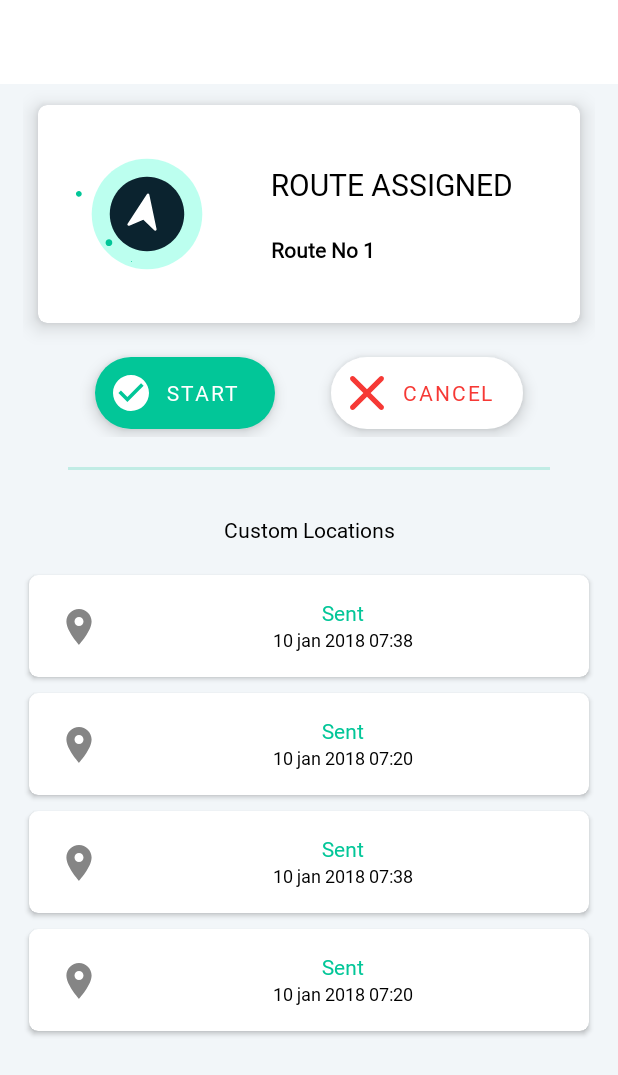
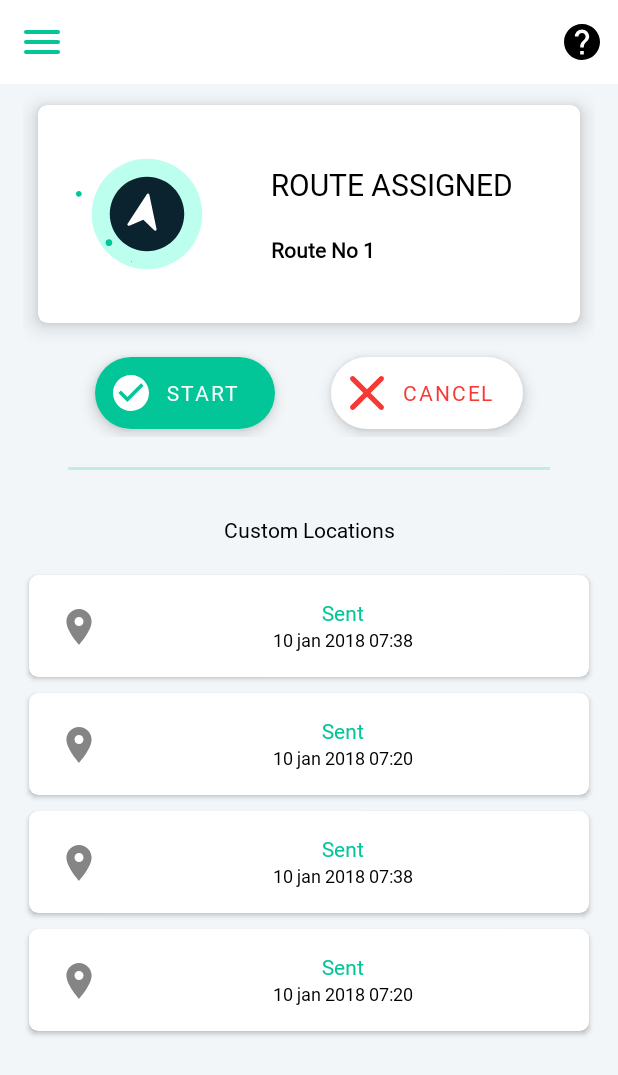
Before and after one commit to inomag/Poriskar, an Android app: the HomeActivity screen opened directly, with no data from a screen before it, on a phone screen of 412 x 824 dp. Shown: the top 1075 px of the screen. Run offline under Robolectric (Android 15) with nearby library versions, the phone set to English and light mode, and no system bars.

```diff
--- a/Moderator/app/src/main/java/com/example/moderator/HomeActivity.java
+++ b/Moderator/app/src/main/java/com/example/moderator/HomeActivity.java
@@ -1,14 +1,61 @@
 package com.example.moderator;
 
+import android.graphics.PorterDuff;
+import android.os.Bundle;
+import android.view.Menu;
+import android.view.MenuItem;
+import android.widget.Toast;
+
 import androidx.appcompat.app.AppCompatActivity;
+import androidx.appcompat.widget.Toolbar;
+import androidx.core.widget.NestedScrollView;
 
-import android.os.Bundle;
+import com.google.android.material.tabs.TabLayout;
+
 
 public class HomeActivity extends AppCompatActivity {
+
+    private TabLayout tab_layout;
+    private NestedScrollView nested_scroll_view;
 
     @Override
     protected void onCreate(Bundle savedInstanceState) {
         super.onCreate(savedInstanceState);
         setContentView(R.layout.activity_home);
+        initToolbar();
+        initComponent();
     }
+
+    private void initToolbar() {
+        Toolbar toolbar = (Toolbar) findViewById(R.id.toolbar);
+        toolbar.setNavigationIcon(R.drawable.ic_menu);
+        toolbar.getNavigationIcon().setColorFilter(getResources().getColor(R.color.green), PorterDuff.Mode.SRC_ATOP);
+        setSupportActionBar(toolbar);
+        getSupportActionBar().setDisplayHomeAsUpEnabled(true);
+        getSupportActionBar().setTitle(null);
+
+    }
+
+    private void initComponent() {
+        nested_scroll_view = (NestedScrollView) findViewById(R.id.nested_scroll_view);
+
+    }
+
+
+    @Override
+    public boolean onCreateOptionsMenu(Menu menu) {
+        getMenuInflater().inflate(R.menu.homeactivity, menu);
+        return true;
+    }
+
+    @Override
+    public boolean onOptionsItemSelected(MenuItem item) {
+        if (item.getItemId() == android.R.id.home) {
+            finish();
+        } else {
+            Toast.makeText(getApplicationContext(), item.getTitle(), Toast.LENGTH_SHORT).show();
+        }
+        return super.onOptionsItemSelected(item);
+    }
+
 }
--- a/Moderator/app/src/main/java/com/example/moderator/Login.java
+++ b/Moderator/app/src/main/java/com/example/moderator/Login.java
@@ -4,6 +4,7 @@ import androidx.annotation.NonNull;
 import androidx.annotation.Nullable;
 import androidx.appcompat.app.AppCompatActivity;
 
+import android.content.Intent;
 import android.os.Bundle;
 import android.util.Log;
 import android.view.View;
@@ -51,6 +52,7 @@ public class Login extends AppCompatActivity {
                                     List<DocumentSnapshot> doc = task.getResult().getDocuments();
                                     String passcode = doc.get(0).getString("password");
                                     if (pass.equals(passcode)){
+                                        startActivity(new Intent(getApplicationContext(),HomeActivity.class));
                                         Toast.makeText(getApplicationContext(),"Successful",Toast.LENGTH_SHORT).show();
                                     }
                                     else{
--- /dev/null
+++ b/Moderator/app/src/main/res/drawable-anydpi/ic_help.xml
@@ -0,0 +1,16 @@
+<vector xmlns:android="http://schemas.android.com/apk/res/android"
+    android:width="24dp"
+    android:height="24dp"
+    android:viewportWidth="24"
+    android:viewportHeight="24"
+    android:tint="#000000"
+    android:alpha="1">
+  <group android:scaleX="1.2"
+      android:scaleY="1.2"
+      android:translateX="-2.4"
+      android:translateY="-2.4">
+    <path
+        android:fillColor="@android:color/white"
+        android:pathData="M12,2C6.48,2 2,6.48 2,12s4.48,10 10,10 10,-4.48 10,-10S17.52,2 12,2zM13,19h-2v-2h2v2zM15.07,11.25l-0.9,0.92C13.45,12.9 13,13.5 13,15h-2v-0.5c0,-1.1 0.45,-2.1 1.17,-2.83l1.24,-1.26c0.37,-0.36 0.59,-0.86 0.59,-1.41 0,-1.1 -0.9,-2 -2,-2s-2,0.9 -2,2L8,9c0,-2.21 1.79,-4 4,-4s4,1.79 4,4c0,0.88 -0.36,1.68 -0.93,2.25z"/>
+  </group>
+</vector>
--- /dev/null
+++ b/Moderator/app/src/main/res/drawable-anydpi/ic_menu.xml
@@ -0,0 +1,16 @@
+<vector xmlns:android="http://schemas.android.com/apk/res/android"
+    android:width="24dp"
+    android:height="24dp"
+    android:viewportWidth="24"
+    android:viewportHeight="24"
+    android:tint="#000000"
+    android:alpha="1">
+  <group android:scaleX="1.3333334"
+      android:scaleY="1.3333334"
+      android:translateX="-4"
+      android:translateY="-4">
+    <path
+        android:fillColor="@android:color/white"
+        android:pathData="M4,18h16c0.55,0 1,-0.45 1,-1s-0.45,-1 -1,-1L4,16c-0.55,0 -1,0.45 -1,1s0.45,1 1,1zM4,13h16c0.55,0 1,-0.45 1,-1s-0.45,-1 -1,-1L4,11c-0.55,0 -1,0.45 -1,1s0.45,1 1,1zM3,7c0,0.55 0.45,1 1,1h16c0.55,0 1,-0.45 1,-1s-0.45,-1 -1,-1L4,6c-0.55,0 -1,0.45 -1,1z"/>
+  </group>
+</vector>
--- /dev/null
+++ b/Moderator/app/src/main/res/menu/homeactivity.xml
@@ -0,0 +1,11 @@
+<?xml version="1.0" encoding="utf-8"?>
+<menu xmlns:android="http://schemas.android.com/apk/res/android"
+    xmlns:app="http://schemas.android.com/apk/res-auto">
+
+    <item
+        android:id="@+id/help"
+        android:title="Help"
+        android:icon="@drawable/ic_help"
+        app:showAsAction="always"
+        android:iconTint="@color/green"/>
+</menu>
```
Also changed, not shown: Moderator/app/src/main/res/drawable-hdpi/ic_help.png (added), Moderator/app/src/main/res/drawable-hdpi/ic_menu.png (added), Moderator/app/src/main/res/drawable-mdpi/ic_help.png (added), Moderator/app/src/main/res/drawable-mdpi/ic_menu.png (added), Moderator/app/src/main/res/drawable-xhdpi/ic_help.png (added), Moderator/app/src/main/res/drawable-xhdpi/ic_menu.png (added), Moderator/app/src/main/res/drawable-xxhdpi/ic_help.png (added), Moderator/app/src/main/res/drawable-xxhdpi/ic_menu.png (added), 69 other files.
